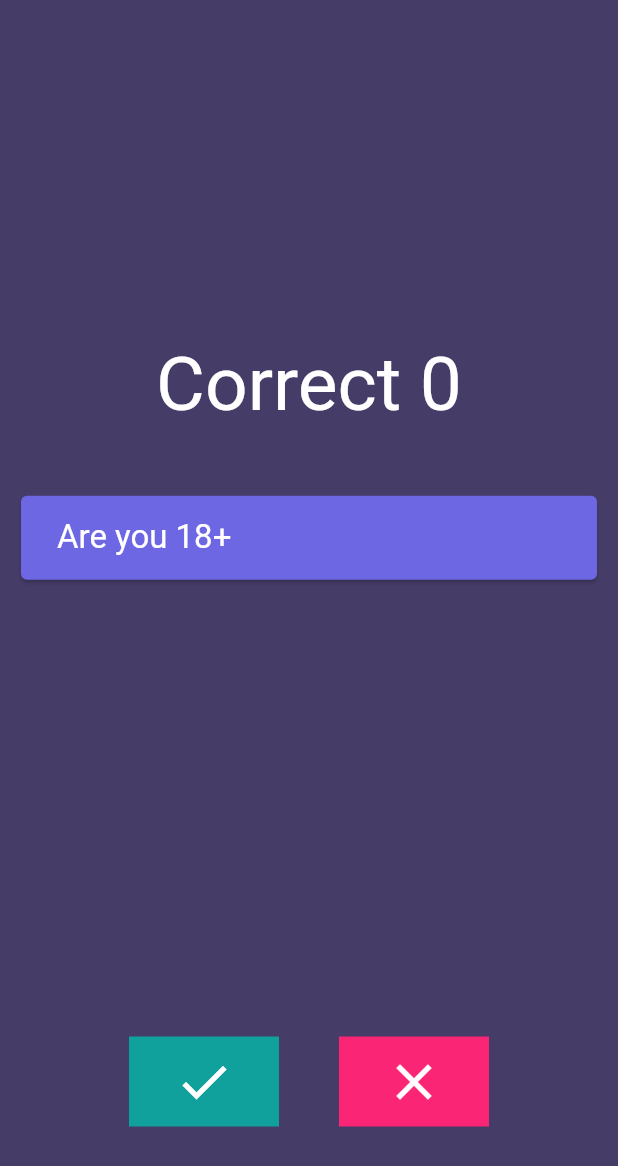
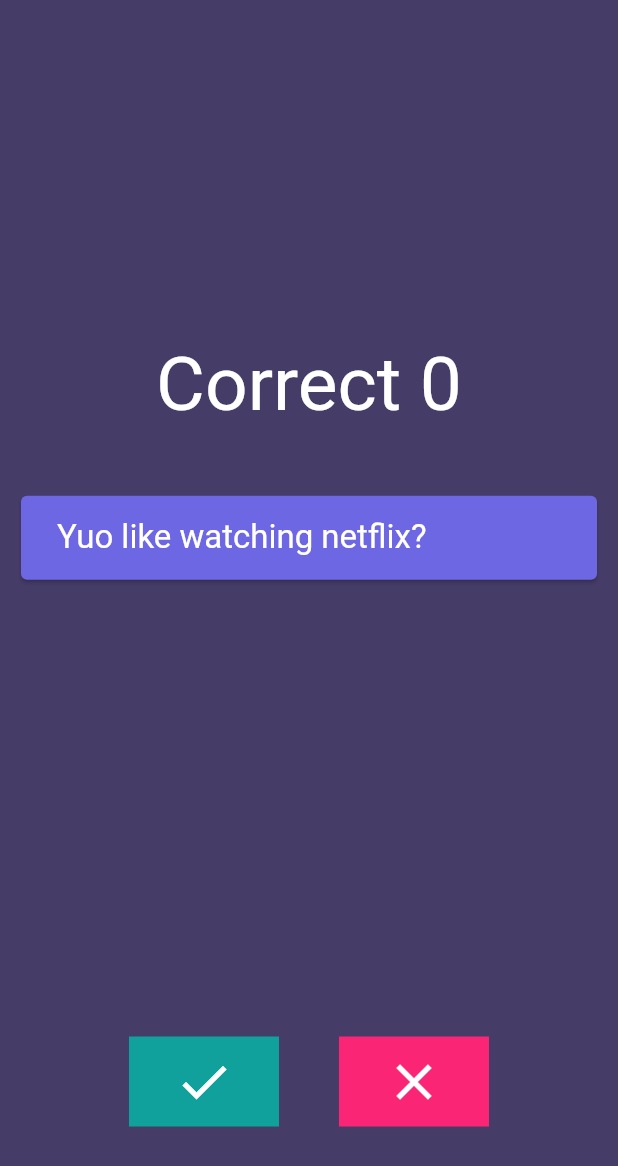
Before and after one commit to Vishal262526/quizzler_flutter, a Flutter app: the screen it shows after launch, after a tap on the "check" icon, on a phone screen of 412 x 824 dp. Shown: the top 1166 px of the screen. Run offline on Flutter 3.47's test engine with Material 2 defaults, Android fonts, the phone set to English and light mode, and no system bars.

Commit message:
New Update and make code modular

```diff
--- /dev/null
+++ b/lib/Brain.dart
@@ -0,0 +1,19 @@
+import 'Questions.dart';
+
+class Brain {
+  final List<Question> _question = [
+    Question("You are a Girl?",false),
+    Question("Yuo like watching netflix?",false),
+    Question("You are a Computer Expert?",true),
+    Question("You are 18+",true),
+    Question("You are a gamer",true),
+  ];
+
+  String getQuestion(int index){
+    return '${_question[index].questionText}';
+  }
+
+  bool? getAnswer(int index){
+    return _question[index].correctAnswer;
+  }
+}
--- a/lib/Questions.dart
+++ b/lib/Questions.dart
@@ -4,9 +4,9 @@ class Question{
   String? questionText;
   bool? correctAnswer;
 
-  Question({String? q, bool? a}){
-    q = questionText;
-    a = correctAnswer;
+  Question(String? q, bool? a){
+    questionText = q;
+    correctAnswer = a;
   }
 
 }
--- a/lib/main.dart
+++ b/lib/main.dart
@@ -1,4 +1,7 @@
 import 'package:flutter/material.dart';
+import 'Brain.dart';
+
+Brain brain = Brain();
 
 void main() => runApp(MyApp());
 
@@ -25,16 +28,6 @@ class QuestionPage extends StatefulWidget {
 }
 
 class _QuestionPageState extends State<QuestionPage> {
-
-
-
-  List<String> questions = [
-    "Are you a Girl",
-    "Are you 18+",
-    "Are you a Computer Expert"
-  ];
-
-  List<bool> answer = [false, true, true];
 
   int correctCount = 0;
   int questionNum = 0;
@@ -69,8 +62,8 @@ class _QuestionPageState extends State<QuestionPage> {
                         child: ListTile(
                           title: Padding(
                             padding: EdgeInsets.all(8.0),
-                            child: Text(
-                              questions[questionNum],
+                            child:  Text(
+                              brain.getQuestion(questionNum),
                               style:
                                   TextStyle(fontSize: 22, color: Colors.white),
                             ),
@@ -90,7 +83,7 @@ class _QuestionPageState extends State<QuestionPage> {
                 children: [
                   InkWell(
                     onTap: () {
-                      if (answer[questionNum] == true) {
+                      if (brain.getAnswer(questionNum) == true) {
                         correctCount++;
                       }
                       setState(() {
@@ -115,7 +108,7 @@ class _QuestionPageState extends State<QuestionPage> {
                   ),
                   InkWell(
                     onTap: () {
-                      if (answer[questionNum] == false) {
+                      if (brain.getAnswer(questionNum) == false) {
                         correctCount++;
                       }
                       setState(() {
```
